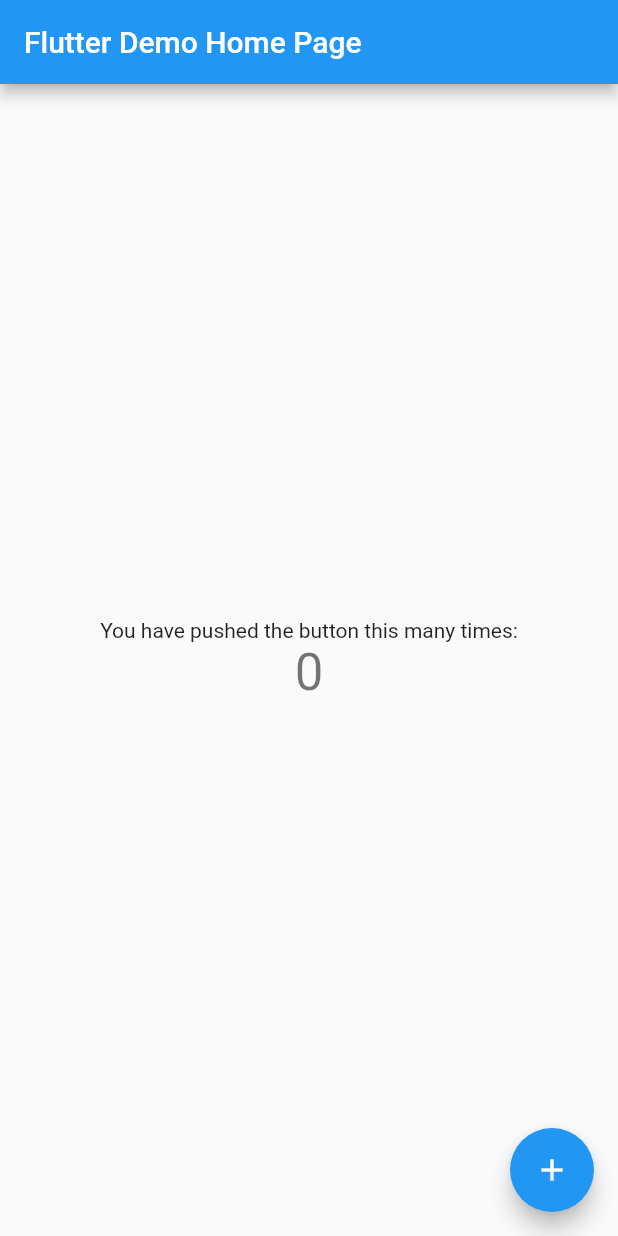
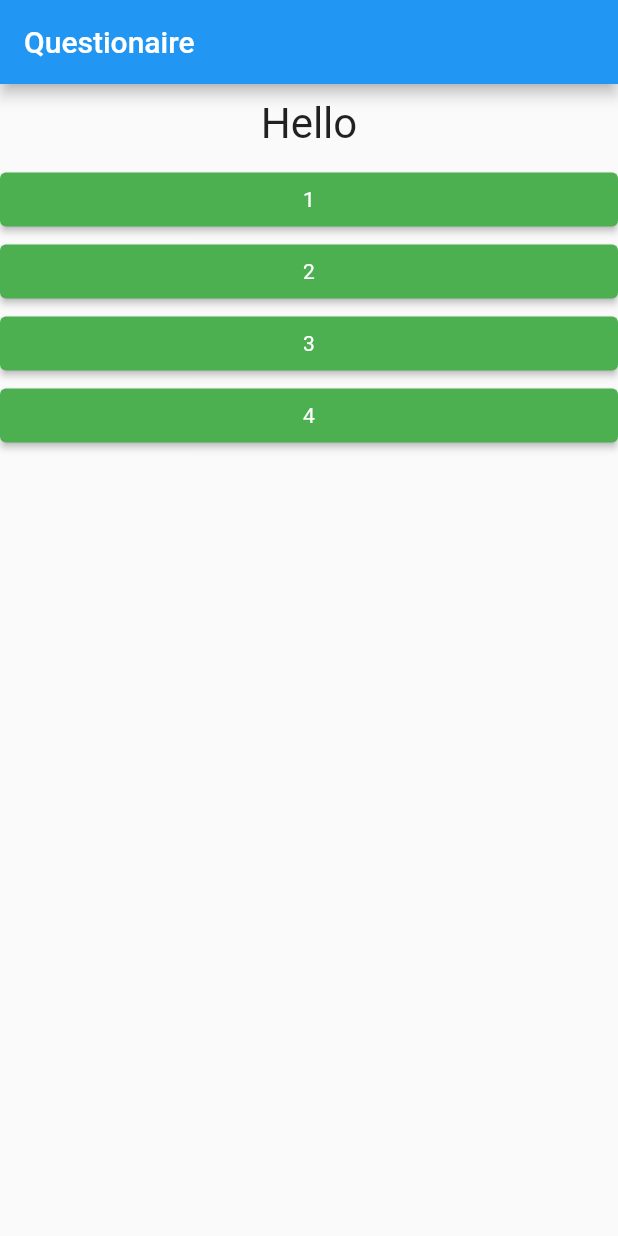
Before and after one commit to isaacdyor/dao-thesis, a Flutter app: the screen it shows after launch, on a phone screen of 412 x 824 dp. Run offline on Flutter 3.47's test engine with Material 2 defaults, Android fonts, the phone set to English and light mode, and no system bars.

```diff
--- a/lib/main.dart
+++ b/lib/main.dart
@@ -1,115 +1,56 @@
 import 'package:flutter/material.dart';
 
 void main() {
-  runApp(const MyApp());
+  runApp(const MaterialApp(
+    home: Questionaire(),
+  ));
 }
 
-class MyApp extends StatelessWidget {
-  const MyApp({super.key});
+class Questionaire extends StatefulWidget {
+  const Questionaire({super.key});
 
-  // This widget is the root of your application.
   @override
-  Widget build(BuildContext context) {
-    return MaterialApp(
-      title: 'Flutter Demo',
-      theme: ThemeData(
-        // This is the theme of your application.
-        //
-        // Try running your application with "flutter run". You'll see the
-        // application has a blue toolbar. Then, without quitting the app, try
-        // changing the primarySwatch below to Colors.green and then invoke
-        // "hot reload" (press "r" in the console where you ran "flutter run",
-        // or simply save your changes to "hot reload" in a Flutter IDE).
-        // Notice that the counter didn't reset back to zero; the application
-        // is not restarted.
-        primarySwatch: Colors.blue,
-      ),
-      home: const MyHomePage(title: 'Flutter Demo Home Page'),
-    );
-  }
+  State<Questionaire> createState() => _QuestionaireState();
 }
 
-class MyHomePage extends StatefulWidget {
-  const MyHomePage({super.key, required this.title});
-
-  // This widget is the home page of your application. It is stateful, meaning
-  // that it has a State object (defined below) that contains fields that affect
-  // how it looks.
-
-  // This class is the configuration for the state. It holds the values (in this
-  // case the title) provided by the parent (in this case the App widget) and
-  // used by the build method of the State. Fields in a Widget subclass are
-  // always marked "final".
-
-  final String title;
-
-  @override
-  State<MyHomePage> createState() => _MyHomePageState();
-}
-
-class _MyHomePageState extends State<MyHomePage> {
-  int _counter = 0;
-
-  void _incrementCounter() {
-    setState(() {
-      // This call to setState tells the Flutter framework that something has
-      // changed in this State, which causes it to rerun the build method below
-      // so that the display can reflect the updated values. If we changed
-      // _counter without calling setState(), then the build method would not be
-      // called again, and so nothing would appear to happen.
-      _counter++;
-    });
-  }
+class _QuestionaireState extends State<Questionaire> {
+  var answers = [
+    '1',
+    '2',
+    '3',
+    '4',
+  ];
 
   @override
   Widget build(BuildContext context) {
-    // This method is rerun every time setState is called, for instance as done
-    // by the _incrementCounter method above.
-    //
-    // The Flutter framework has been optimized to make rerunning build methods
-    // fast, so that you can just rebuild anything that needs updating rather
-    // than having to individually change instances of widgets.
     return Scaffold(
-      appBar: AppBar(
-        // Here we take the value from the MyHomePage object that was created by
-        // the App.build method, and use it to set our appbar title.
-        title: Text(widget.title),
-      ),
-      body: Center(
-        // Center is a layout widget. It takes a single child and positions it
-        // in the middle of the parent.
-        child: Column(
-          // Column is also a layout widget. It takes a list of children and
-          // arranges them vertically. By default, it sizes itself to fit its
-          // children horizontally, and tries to be as tall as its parent.
-          //
-          // Invoke "debug painting" (press "p" in the console, choose the
-          // "Toggle Debug Paint" action from the Flutter Inspector in Android
-          // Studio, or the "Toggle Debug Paint" command in Visual Studio Code)
-          // to see the wireframe for each widget.
-          //
-          // Column has various properties to control how it sizes itself and
-          // how it positions its children. Here we use mainAxisAlignment to
-          // center the children vertically; the main axis here is the vertical
-          // axis because Columns are vertical (the cross axis would be
-          // horizontal).
-          mainAxisAlignment: MainAxisAlignment.center,
-          children: <Widget>[
-            const Text(
-              'You have pushed the button this many times:',
+        appBar: AppBar(
+          title: const Text("Questionaire"),
+        ),
+        body: Column(
+          children: [
+            Container(
+              width: double.infinity,
+              margin: const EdgeInsets.all(10),
+              child: const Text(
+                "Hello",
+                style: TextStyle(fontSize: 28),
+                textAlign: TextAlign.center,
+              ), //Text
             ),
-            Text(
-              '$_counter',
-              style: Theme.of(context).textTheme.headline4,
-            ),
+            for (var item in answers)
+              SizedBox(
+                width: double.infinity,
+                child: ElevatedButton(
+                  onPressed: () {},
+                  style: ButtonStyle(
+                      textStyle: MaterialStateProperty.all(
+                          const TextStyle(color: Colors.white)),
+                      backgroundColor: MaterialStateProperty.all(Colors.green)),
+                  child: Text(item),
+                ),
+              ),
           ],
-        ),
-      ),
-      floatingActionButton: FloatingActionButton(
-        onPressed: _incrementCounter,
-        tooltip: 'Increment',
-        child: const Icon(Icons.add),
-      ), // This trailing comma makes auto-formatting nicer for build methods.
-    );
+        ));
   }
 }
```
